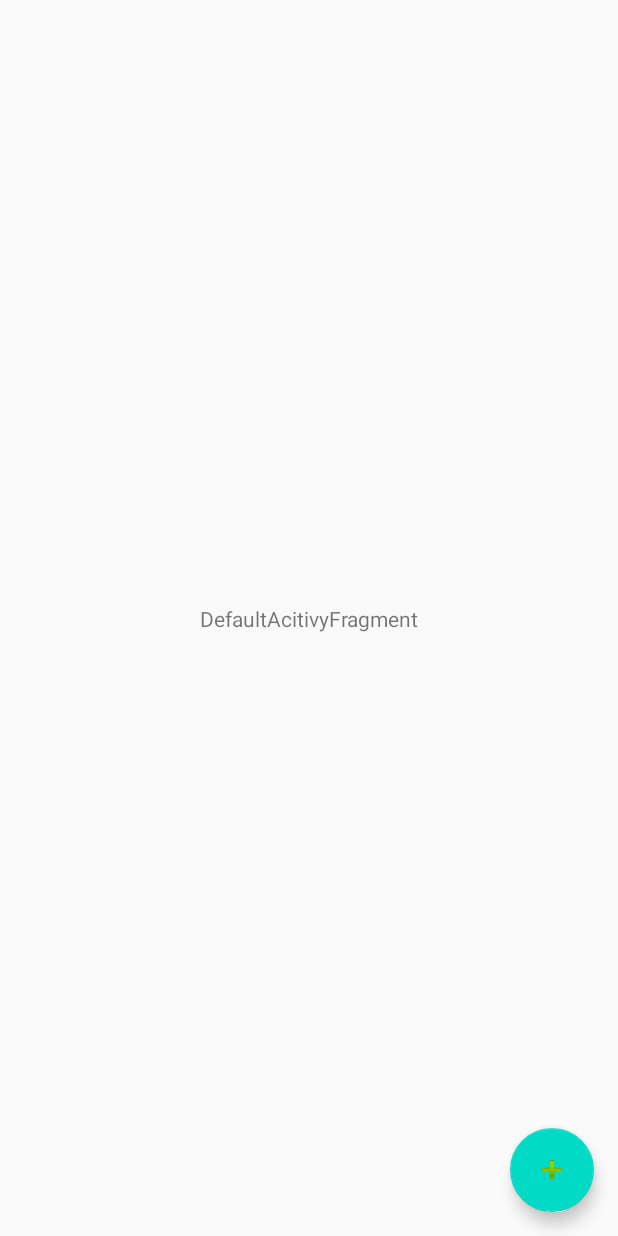
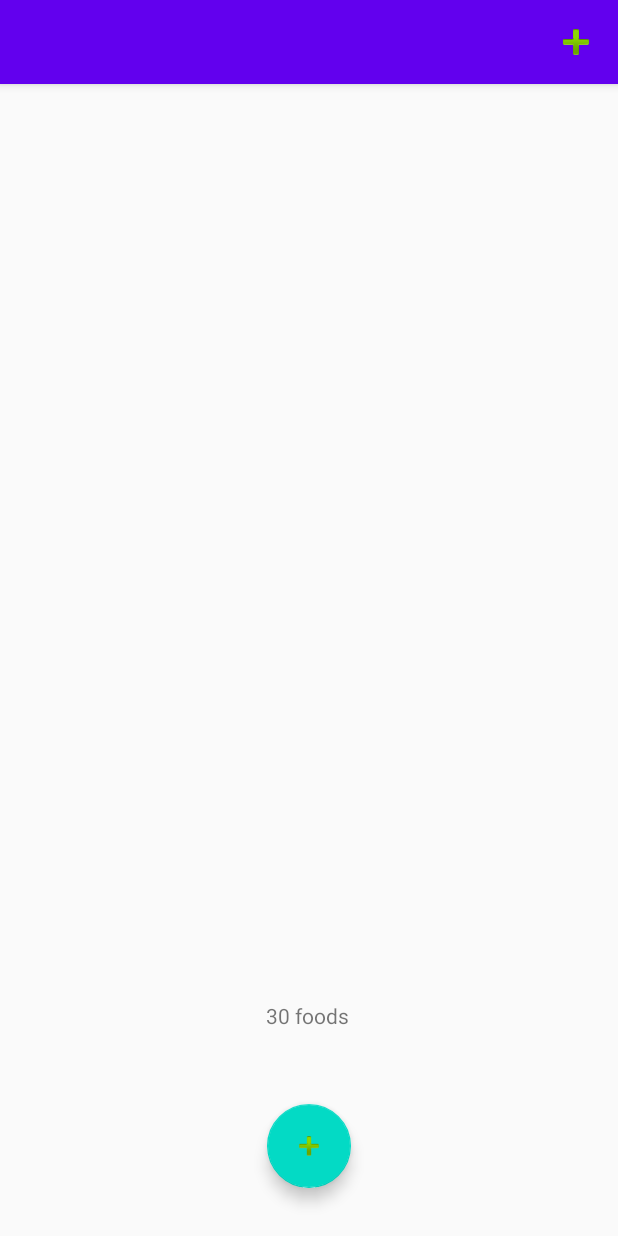
Before and after one commit to hjchin/lazyFood, an Android app: the screen it shows after launch (DefaultActivity), on a phone screen of 412 x 824 dp. Run offline under Robolectric (Android 15) with nearby library versions, the phone set to English and light mode, and no system bars; our stand-ins replace Timber; libraries missing offline, so code that uses them is left out: com.esafirm.imagepicker.

Commit message:
add menu button

```diff
--- a/androidApp/build.gradle.kts
+++ b/androidApp/build.gradle.kts
@@ -18,10 +18,10 @@ repositories {
 }
 dependencies {
     implementation(project(":shared"))
-    implementation("com.google.android.material:material:1.2.0")
+    implementation("com.google.android.material:material:1.2.1")
     implementation("androidx.appcompat:appcompat:1.2.0")
     implementation("androidx.constraintlayout:constraintlayout:1.1.3")
-    implementation("org.jetbrains.kotlin:kotlin-stdlib:${rootProject.extra["kotlin_version"]}")
+    implementation("androidx.core:core-ktx:1.3.1")
     implementation("androidx.lifecycle:lifecycle-livedata-ktx:2.2.0")
     implementation("androidx.lifecycle:lifecycle-viewmodel-ktx:2.2.0")
 
@@ -32,6 +32,8 @@ dependencies {
     implementation("com.github.esafirm.android-image-picker:imagepicker:2.3.2")
     implementation("com.github.bumptech.glide:glide:4.5.0")
     implementation("com.jakewharton.timber:timber:4.7.1")
+
+
 }
 android {
     compileSdkVersion(29)
--- a/androidApp/src/main/AndroidManifest.xml
+++ b/androidApp/src/main/AndroidManifest.xml
@@ -6,6 +6,7 @@
         android:allowBackup="false"
         android:supportsRtl="true"
         android:theme="@style/AppTheme"
+        android:label="@string/app_name"
         android:name=".LazyFoodApp">
         <activity android:name=".DefaultActivity">
             <intent-filter>
--- a/androidApp/src/main/java/world/trav/lazyfood/androidApp/DefaultActivity.kt
+++ b/androidApp/src/main/java/world/trav/lazyfood/androidApp/DefaultActivity.kt
@@ -2,13 +2,13 @@ package world.trav.lazyfood.androidApp
 
 import androidx.appcompat.app.AppCompatActivity
 import android.os.Bundle
-import world.trav.lazyfood.androidApp.ui.main.DefaultFragment
 
 class DefaultActivity : AppCompatActivity() {
 
     override fun onCreate(savedInstanceState: Bundle?) {
         super.onCreate(savedInstanceState)
         setContentView(R.layout.default_acitivy)
-
+        setSupportActionBar(findViewById(R.id.toolbar))
+        supportActionBar?.setDisplayShowTitleEnabled(false)
     }
 }
--- a/androidApp/src/main/java/world/trav/lazyfood/androidApp/ui/main/DefaultFragment.kt
+++ b/androidApp/src/main/java/world/trav/lazyfood/androidApp/ui/main/DefaultFragment.kt
@@ -1,14 +1,14 @@
 package world.trav.lazyfood.androidApp.ui.main
 
+import android.os.Bundle
+import android.view.*
+import androidx.fragment.app.Fragment
 import androidx.lifecycle.ViewModelProvider
-import android.os.Bundle
-import androidx.fragment.app.Fragment
-import android.view.LayoutInflater
-import android.view.View
-import android.view.ViewGroup
 import com.esafirm.imagepicker.features.ImagePicker
 import timber.log.Timber
+import world.trav.lazyfood.androidApp.R
 import world.trav.lazyfood.androidApp.databinding.DefaultFragmentBinding
+
 
 class DefaultFragment : Fragment() {
 
@@ -23,6 +23,12 @@ class DefaultFragment : Fragment() {
         return binding.root
     }
 
+    override fun onCreate(savedInstanceState: Bundle?) {
+        super.onCreate(savedInstanceState)
+        setHasOptionsMenu(true)
+        Timber.d("create")
+    }
+
     override fun onActivityCreated(savedInstanceState: Bundle?) {
         super.onActivityCreated(savedInstanceState)
         viewModel = ViewModelProvider(this).get(MainViewModel::class.java)
@@ -32,9 +38,27 @@ class DefaultFragment : Fragment() {
         super.onViewCreated(view, savedInstanceState)
 
         binding.fab.setOnClickListener {
-            Timber.d("on click")
-            ImagePicker.create(DefaultFragment@this).start()
+
         }
     }
 
+    override fun onCreateOptionsMenu(menu: Menu, inflater: MenuInflater) {
+        super.onCreateOptionsMenu(menu, inflater)
+        Timber.d("create menu")
+        inflater.inflate(R.menu.default_menu, menu)
+    }
+
+    override fun onOptionsItemSelected(item: MenuItem): Boolean {
+        return when (item?.itemId) {
+            R.id.action_add -> {
+                Timber.d("on add food photo")
+                ImagePicker.create(this).start()
+                true
+            }
+            else -> super.onOptionsItemSelected(item)
+        }
+
+
+    }
+
 }
--- a/androidApp/src/main/res/layout/default_acitivy.xml
+++ b/androidApp/src/main/res/layout/default_acitivy.xml
@@ -7,16 +7,36 @@
     android:layout_height="match_parent"
     tools:context=".DefaultActivity">
 
+    <com.google.android.material.appbar.AppBarLayout
+        android:id="@+id/appBarLayout"
+        android:layout_width="match_parent"
+        android:layout_height="wrap_content"
+        android:theme="@style/AppTheme.AppBarOverlay"
+        app:layout_constraintEnd_toEndOf="parent"
+        app:layout_constraintStart_toStartOf="parent"
+        app:layout_constraintTop_toTopOf="parent">
+
+        <androidx.appcompat.widget.Toolbar
+            android:id="@+id/toolbar"
+            android:layout_width="match_parent"
+            android:layout_height="?attr/actionBarSize"
+            android:background="?attr/colorPrimary"
+            app:popupTheme="@style/AppTheme.PopupOverlay" />
+
+    </com.google.android.material.appbar.AppBarLayout>
+
     <androidx.fragment.app.FragmentContainerView
         android:id="@+id/nav_host_fragment"
         android:name="androidx.navigation.fragment.NavHostFragment"
         android:layout_width="0dp"
         android:layout_height="0dp"
+        app:defaultNavHost="true"
+        app:layout_constraintBottom_toBottomOf="parent"
+        app:layout_constraintHorizontal_bias="0.0"
         app:layout_constraintLeft_toLeftOf="parent"
         app:layout_constraintRight_toRightOf="parent"
-        app:layout_constraintTop_toTopOf="parent"
-        app:layout_constraintBottom_toBottomOf="parent"
-        app:defaultNavHost="true"
+        app:layout_constraintTop_toBottomOf="@+id/appBarLayout"
+        app:layout_constraintVertical_bias="1.0"
         app:navGraph="@navigation/nav_graph" />
 
 </androidx.constraintlayout.widget.ConstraintLayout>
--- a/androidApp/src/main/res/layout/default_fragment.xml
+++ b/androidApp/src/main/res/layout/default_fragment.xml
@@ -11,20 +11,23 @@
         android:id="@+id/message"
         android:layout_width="wrap_content"
         android:layout_height="wrap_content"
-        android:text="DefaultAcitivyFragment"
+        android:text="30 foods"
         app:layout_constraintBottom_toBottomOf="parent"
         app:layout_constraintEnd_toEndOf="parent"
+        app:layout_constraintHorizontal_bias="0.498"
         app:layout_constraintStart_toStartOf="parent"
-        app:layout_constraintTop_toTopOf="parent" />
+        app:layout_constraintTop_toTopOf="parent"
+        app:layout_constraintVertical_bias="0.817"
+        tools:text="30 foods" />
 
     <com.google.android.material.floatingactionbutton.FloatingActionButton
         android:id="@+id/fab"
         android:layout_width="wrap_content"
         android:layout_height="wrap_content"
-        android:layout_marginEnd="16dp"
-        android:layout_marginBottom="16dp"
+        android:layout_marginBottom="32dp"
         android:src="@android:drawable/ic_input_add"
         app:layout_constraintBottom_toBottomOf="parent"
-        app:layout_constraintEnd_toEndOf="parent" />
+        app:layout_constraintEnd_toEndOf="parent"
+        app:layout_constraintStart_toStartOf="parent" />
 
 </androidx.constraintlayout.widget.ConstraintLayout>
--- /dev/null
+++ b/androidApp/src/main/res/menu/default_menu.xml
@@ -0,0 +1,10 @@
+<?xml version="1.0" encoding="utf-8"?>
+<menu xmlns:android="http://schemas.android.com/apk/res/android"
+    xmlns:app="http://schemas.android.com/apk/res-auto">
+    <item
+        android:id="@+id/action_add"
+        android:orderInCategory="100"
+        android:icon="@android:drawable/ic_input_add"
+        android:title="add"
+        app:showAsAction="always"/>
+</menu>
--- a/androidApp/src/main/res/values/strings.xml
+++ b/androidApp/src/main/res/values/strings.xml
@@ -1 +1,3 @@
-<resources></resources>
+<resources>
+    <string name="app_name">LazyFood</string>
+</resources>
--- a/androidApp/src/main/res/values/styles.xml
+++ b/androidApp/src/main/res/values/styles.xml
@@ -7,4 +7,6 @@
         <item name="colorAccent">@color/colorAccent</item>
     </style>
 
+    <style name="AppTheme.AppBarOverlay" parent="ThemeOverlay.AppCompat.Dark.ActionBar" />
+    <style name="AppTheme.PopupOverlay" parent="ThemeOverlay.AppCompat.Light" />
 </resources>
```
Also changed, not shown: 1 other file.
